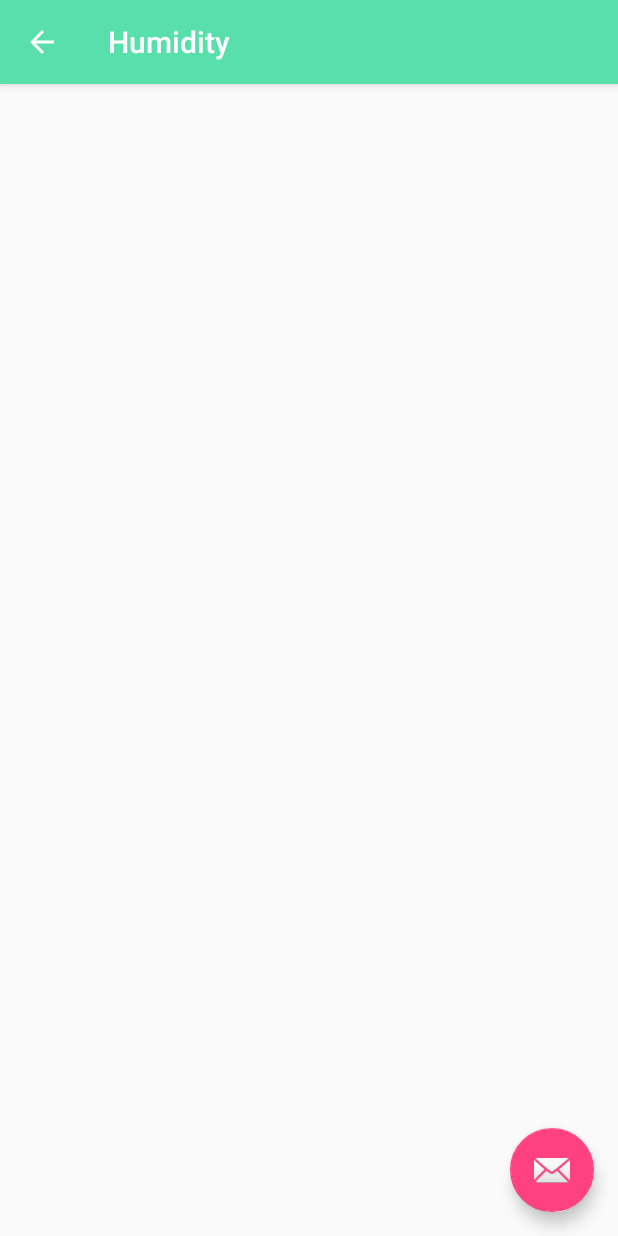
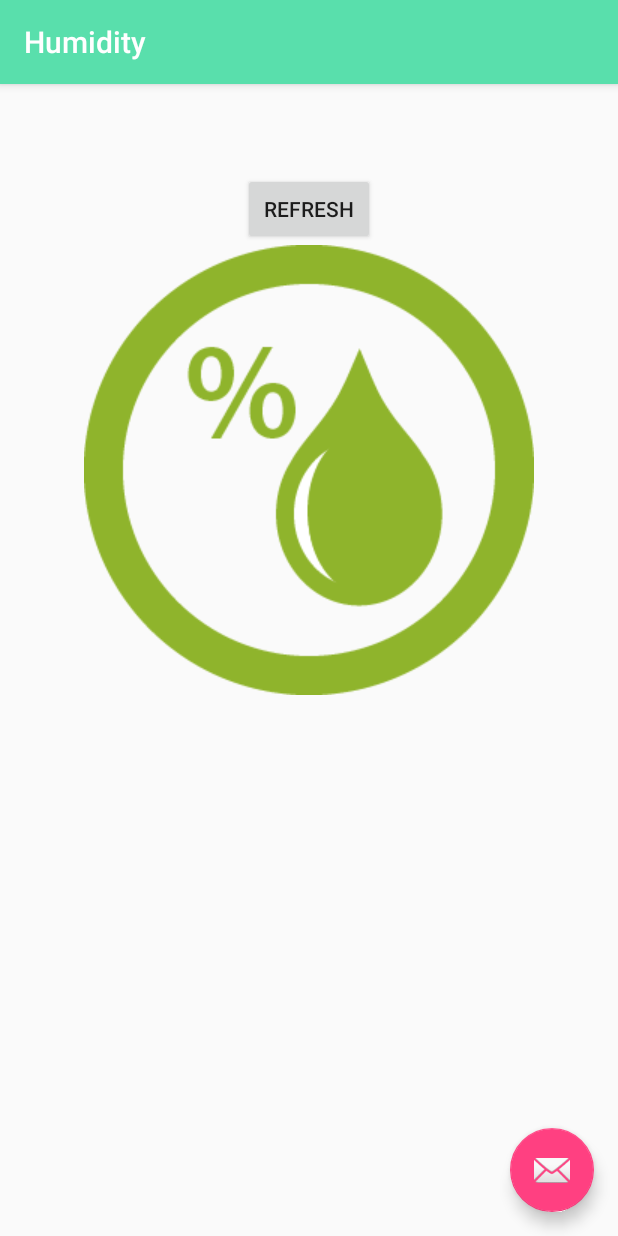
Before and after one commit to sopehl/smarthome, an Android app: the Humidity screen opened directly, with no data from a screen before it, on a phone screen of 412 x 824 dp. Run offline under Robolectric (Android 15) with nearby library versions, the light colour scheme and no system bars; libraries missing offline, so code that uses them is left out: jodd.http.

Commit message:
Added humidity configrations

```diff
--- a/Smarthomeclient/app/src/main/java/com/smarthomeclient/Humidity.java
+++ b/Smarthomeclient/app/src/main/java/com/smarthomeclient/Humidity.java
@@ -1,13 +1,27 @@
 package com.smarthomeclient;
 
+import android.content.Intent;
 import android.os.Bundle;
 import android.support.design.widget.FloatingActionButton;
 import android.support.design.widget.Snackbar;
 import android.support.v7.app.AppCompatActivity;
 import android.support.v7.widget.Toolbar;
 import android.view.View;
+import android.widget.TextView;
+
+import org.json.JSONException;
+import org.json.JSONObject;
+
+import java.util.logging.Logger;
+
+import jodd.http.HttpRequest;
+import jodd.http.HttpResponse;
 
 public class Humidity extends AppCompatActivity {
+
+    private String ip;
+
+    private final Logger logger = Logger.getLogger(Humidity.class.getName());
 
     @Override
     protected void onCreate(Bundle savedInstanceState) {
@@ -16,15 +30,38 @@ public class Humidity extends AppCompatActivity {
         Toolbar toolbar = (Toolbar) findViewById(R.id.toolbar);
         setSupportActionBar(toolbar);
 
-        FloatingActionButton fab = (FloatingActionButton) findViewById(R.id.fab);
-        fab.setOnClickListener(new View.OnClickListener() {
+        Intent intent = getIntent();
+        ip = intent.getStringExtra(MainActivity.IP_ADDRESS);
+
+    }
+
+    public void refreshHumidity(View view) {
+        final TextView textView = (TextView)findViewById(R.id.hum_text);
+        final HttpRequest request = HttpRequest.get("http://" + ip + ":8089/sh/hum/");
+        Runnable r = new Runnable() {
             @Override
-            public void onClick(View view) {
-                Snackbar.make(view, "Replace with your own action", Snackbar.LENGTH_LONG)
-                        .setAction("Action", null).show();
+            public void run() {
+                HttpResponse response = request.send();
+                logger.info("Response: \n "+response.body().toString());
+                String jsonString = response.body().toString();
+                try {
+                    JSONObject jsonObject = new JSONObject(jsonString);
+                    final String hum = jsonObject.getString("hum");
+                    logger.info("HUM: " + hum);
+                    runOnUiThread(new Runnable() {
+                        @Override
+                        public void run() {
+                            textView.setText(hum + " %");
+                        }
+                    });
+
+                } catch (JSONException e) {
+                    e.printStackTrace();
+                }
             }
-        });
-        getSupportActionBar().setDisplayHomeAsUpEnabled(true);
+        };
+
+        new Thread(r).start();
     }
 
 }
--- a/Smarthomeclient/app/src/main/res/layout/content_humidity.xml
+++ b/Smarthomeclient/app/src/main/res/layout/content_humidity.xml
@@ -12,4 +12,32 @@
     tools:context="com.smarthomeclient.Humidity"
     tools:showIn="@layout/activity_humidity">
 
+    <RelativeLayout
+        android:layout_width="wrap_content"
+        android:layout_height="wrap_content"
+        android:layout_centerHorizontal="true">
+        <ImageView
+            android:layout_width="wrap_content"
+            android:layout_height="wrap_content"
+            android:id="@+id/imageView"
+            android:src="@drawable/hum"
+            android:layout_below="@+id/hum_refresh"/>
+
+        <Button
+            android:id="@+id/hum_refresh"
+            android:layout_width="wrap_content"
+            android:layout_height="wrap_content"
+            android:onClick="refreshHumidity"
+            android:layout_centerHorizontal="true"
+            android:text="@string/refresh_temperature"
+            android:layout_below="@+id/hum_text"/>
+
+        <TextView
+            android:id="@+id/hum_text"
+            android:layout_centerHorizontal="true"
+            android:textSize="32sp"
+            android:layout_width="wrap_content"
+            android:layout_height="wrap_content" />
+    </RelativeLayout>
+
 </RelativeLayout>
--- a/Smarthomeclient/app/src/main/res/layout/content_main.xml
+++ b/Smarthomeclient/app/src/main/res/layout/content_main.xml
@@ -67,7 +67,7 @@
                 android:layout_width="fill_parent"
                 android:layout_marginRight="80dp"
                 android:layout_height="wrap_content"
-                android:onClick="openWetActivity"
+                android:onClick="openHumidityActivity"
                 android:text="@string/open_wet"
                 android:drawableLeft="@drawable/wet"/>
         </LinearLayout>
```
Also changed, not shown: Smarthomeclient/app/src/main/java/com/smarthomeclient/MainActivity.java (+14 -0 lines).
